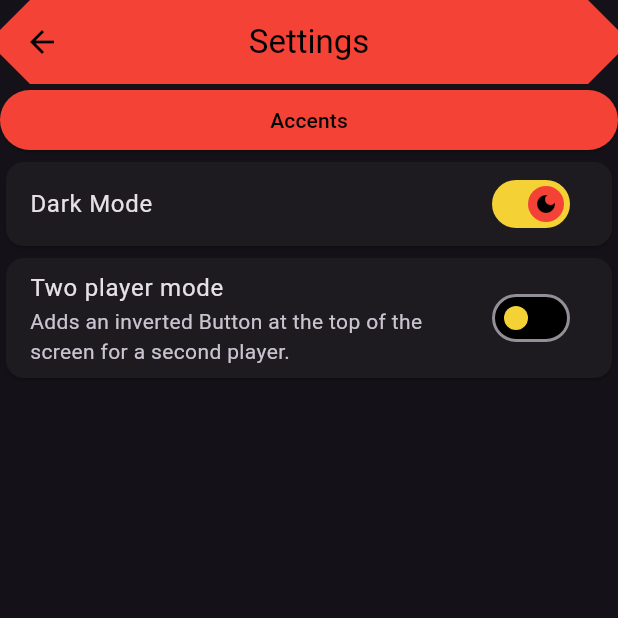
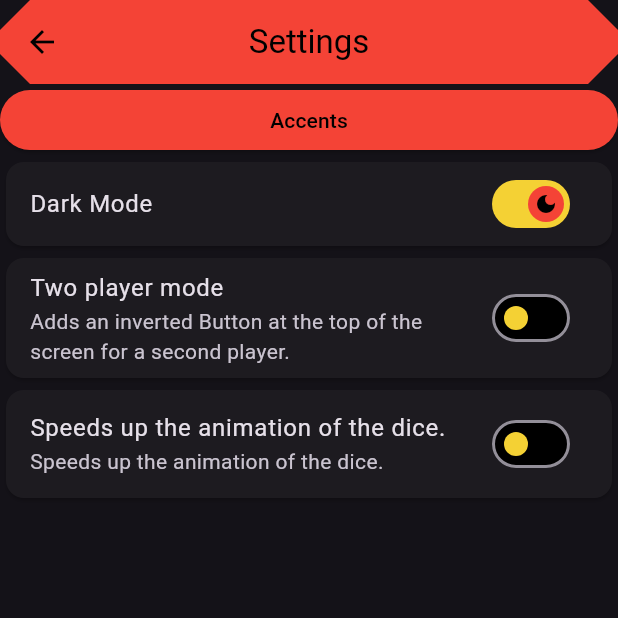
Before and after one commit to benboi8/Dice-Roller, a Flutter app: the screen it shows after launch, after a tap on the "settings" icon, on a phone screen of 412 x 824 dp, the top half of it. Run offline on Flutter 3.47's test engine with Material 2 defaults, Android fonts, the light colour scheme and no system bars; our stand-ins replace shared_preferences.

Commit message:
Added animation to dice Added setting for fast animations
--
Adding second roll button doesn't save and load like other settings
--

```diff
--- /dev/null
+++ b/lib/animation_page.dart
@@ -0,0 +1,86 @@
+import 'dart:async';
+
+import 'package:flutter/material.dart';
+
+import 'settings.dart';
+
+class AnimationState {
+  static double turns = 0.0;
+  static double get turnChange => Settings.fastAnimations ? 0.5 : 2;
+
+  static double scale = 1;
+  static double get scaleChange => Settings.fastAnimations ? 0.75 : 0.6;
+  // in seconds
+  static Duration get animationDuration => Settings.fastAnimations ? const Duration(milliseconds: 500) : const Duration(seconds: 2);
+  static Duration get animationDurationHalved => Settings.fastAnimations ? const Duration(milliseconds: 250) : const Duration(seconds: 1);
+  static bool animating = false;
+
+  static Future<bool> startAnimation() {
+    startAnimating();
+
+    return Future.delayed(animationDuration, () => true);
+  }
+
+  static void startAnimating() {
+    if (!animating) {
+      turns += turnChange;
+      scale = scaleChange;
+      animating = true;
+      Future.delayed(animationDuration, () {
+        animating = false;
+      });
+      Future.delayed(animationDurationHalved, () {
+        scale = 1;
+      });
+    }
+  }
+
+  static const AnimateDice animation = AnimateDice();
+  static Widget? face;
+
+  static Widget animate(Widget child) {
+    face = child;
+
+    return animation;
+  }
+}
+
+class AnimateDice extends StatefulWidget {
+  const AnimateDice({super.key});
+
+  @override
+  State<AnimateDice> createState() => _AnimateDiceState();
+}
+
+class _AnimateDiceState extends State<AnimateDice> {
+  late Timer timer;
+
+  @override
+  void initState() {
+    super.initState();
+
+    timer = Timer.periodic(const Duration(milliseconds: 50), (timer) {
+      setState(() {});
+    });
+  }
+
+  @override
+  void dispose() {
+    super.dispose();
+    timer.cancel();
+  }
+
+  @override
+  Widget build(BuildContext context) {
+    return AnimatedScale(
+        duration: AnimationState.animationDurationHalved,
+        scale: AnimationState.scale,
+        curve: Curves.easeOut,
+        child: AnimatedRotation(
+          turns: AnimationState.turns,
+          duration: AnimationState.animationDuration,
+          child: AnimationState.face ?? Container()
+        ),
+    );
+  }
+}
--- a/lib/preference_manager.dart
+++ b/lib/preference_manager.dart
@@ -7,6 +7,7 @@ class PreferenceManager {
   static String darkMode = "darkMode";
   static String selectedAccent = "selectedAccent";
   static String addSecondButton = "addSecondButton";
+  static String fastAnimations = "fastAnimations";
 
   static void getInstance() async {
     prefs ??= await SharedPreferences.getInstance().then((value) {
--- a/lib/roller.dart
+++ b/lib/roller.dart
@@ -3,6 +3,7 @@ import 'dart:math';
 
 import 'package:flutter/material.dart';
 
+import 'animation_page.dart';
 import 'dice.dart';
 import 'history.dart';
 import 'page_manager.dart';
@@ -30,9 +31,23 @@ class _RollerPageState extends State<RollerPage> {
     });
   }
 
+  bool canRollAgain = true;
+  Widget diceFace = Dice.getLatest().getFace();
+  int diceNumber = Dice.getLatest().number;
+
   void rollDice() async {
     setState(() {
-      Dice(Settings.sides);
+      if (canRollAgain) {
+        Dice(Settings.sides);
+        canRollAgain = false;
+        AnimationState.startAnimation().then((bool value) {
+          setState(() {
+            canRollAgain = true;
+            diceFace = Dice.getLatest().getFace();
+            diceNumber = Dice.getLatest().number;
+          });
+        });
+      }
     });
   }
 
@@ -92,13 +107,15 @@ class _RollerPageState extends State<RollerPage> {
                 ? Transform.rotate(
                     angle: pi,
                     child: Text(
-                        StringConsts.roller.youRolled(Dice.getLatest().number),
+                        StringConsts.roller.youRolled(diceNumber),
                         style: const TextStyle(fontSize: 20)))
                 : Container(),
             Settings.addSecondButton ? const Spacer(flex: 2) : Container(),
-            Center(child: Dice.getLatest().getFace()),
+            Center(
+                child: AnimationState.animate(diceFace)
+            ),
             const Spacer(flex: 2),
-            Text(StringConsts.roller.youRolled(Dice.getLatest().number),
+            Text(StringConsts.roller.youRolled(diceNumber),
                 style: const TextStyle(fontSize: 20)),
             const Spacer(flex: 2),
             Slider(
--- a/lib/settings.dart
+++ b/lib/settings.dart
@@ -8,6 +8,7 @@ import 'string_consts.dart';
 
 class Settings {
   static bool addSecondButton = false;
+  static bool fastAnimations = false;
 
   static int sides = 6;
   static double minSides = 2;
@@ -15,9 +16,12 @@ class Settings {
 
   static Brightness brightness = Brightness.dark;
   static List<AccentColor> accents = [
-    AccentColor("Red", Colors.red, Colors.black, const Color.fromARGB(255, 244, 209, 52)),
-    AccentColor("Pink", const Color.fromARGB(225, 221, 149, 153), Colors.white, const Color.fromARGB(255, 221, 200, 151)),
-    AccentColor("Blue", Colors.blue, Colors.white, const Color.fromARGB(255, 74, 32, 243)),
+    AccentColor("Red", Colors.red, Colors.black,
+        const Color.fromARGB(255, 244, 209, 52)),
+    AccentColor("Pink", const Color.fromARGB(225, 221, 149, 153), Colors.white,
+        const Color.fromARGB(255, 221, 200, 151)),
+    AccentColor("Blue", Colors.blue, Colors.white,
+        const Color.fromARGB(255, 74, 32, 243)),
   ];
 
   static int selectedAccent = 0;
@@ -34,12 +38,14 @@ class Settings {
     DiceStyler.colorIndex = brightness == Brightness.dark ? 0 : 1;
     setTheme(PreferenceManager.getInt(PreferenceManager.selectedAccent) ?? 0);
     addSecondButton = PreferenceManager.getBool(PreferenceManager.addSecondButton) ?? false;
+    fastAnimations = PreferenceManager.getBool(PreferenceManager.fastAnimations) ?? false;
   }
 
   static void saveSettings() {
     PreferenceManager.setBool(PreferenceManager.darkMode, brightness == Brightness.dark);
     PreferenceManager.setInt(PreferenceManager.selectedAccent, selectedAccent);
     PreferenceManager.setBool(PreferenceManager.addSecondButton, addSecondButton);
+    PreferenceManager.setBool(PreferenceManager.fastAnimations, fastAnimations);
   }
 }
 
@@ -69,9 +75,11 @@ class _SettingsPageState extends State<SettingsPage> {
             trailing: Switch(
               thumbIcon: MaterialStateProperty.resolveWith((states) {
                 if (Settings.brightness == Brightness.dark) {
-                    return Icon(Icons.dark_mode, color: Settings.accentColor.secondary);
+                  return Icon(Icons.dark_mode,
+                      color: Settings.accentColor.secondary);
                 } else {
-                    return Icon(Icons.light_mode, color: Settings.accentColor.secondary);
+                  return Icon(Icons.light_mode,
+                      color: Settings.accentColor.secondary);
                 }
               }),
               onChanged: (bool? value) {
@@ -86,10 +94,10 @@ class _SettingsPageState extends State<SettingsPage> {
 
                   Settings.saveSettings();
                 });
-                }, value: Settings.brightness == Brightness.dark,
+              },
+              value: Settings.brightness == Brightness.dark,
             ),
-            )
-          ),
+          )),
           Card(
               child: ListTile(
             title: Text(StringConsts.settings.addSecondButton),
@@ -109,6 +117,26 @@ class _SettingsPageState extends State<SettingsPage> {
               value: Settings.addSecondButton,
             ),
           )),
+          Card(
+            child: ListTile(
+              title: Text(StringConsts.settings.fastAnimations),
+              subtitle: Text(StringConsts.settings.fastAnimations),
+              trailing: Switch(
+                onChanged: (bool? value) {
+                  setState(() {
+                    if (value ?? true) {
+                      Settings.fastAnimations = true;
+                    } else {
+                      Settings.fastAnimations = false;
+                    }
+
+                    Settings.saveSettings();
+                  });
+                },
+                value: Settings.fastAnimations,
+              ),
+            ),
+          ),
         ],
       ),
     );
--- a/lib/string_consts.dart
+++ b/lib/string_consts.dart
@@ -23,6 +23,7 @@ class SettingsStrings {
   String get darkMode => "Dark Mode";
   String get addSecondButton => "Two player mode";
   String get addSecondButtonDesc => "Adds an inverted Button at the top of the screen for a second player.";
+  String get fastAnimations => "Speeds up the animation of the dice.";
 }
 
 class AccentStrings {
```
Lines whose indentation alone changed are shown as unchanged.
